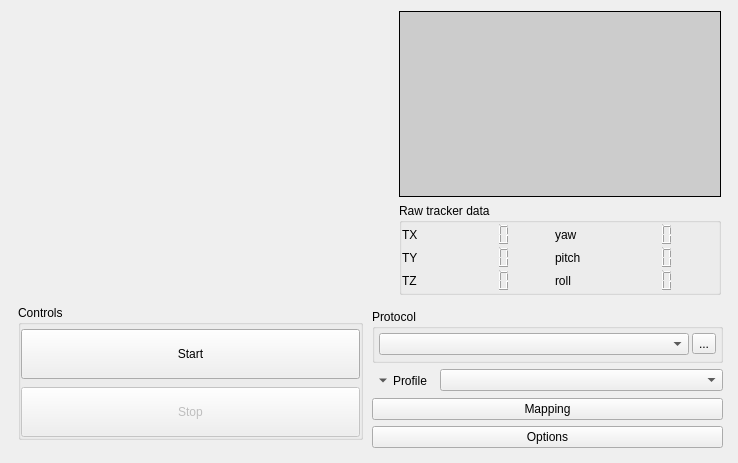
First picture: the form in gui/main.ui, repository opentrack/opentrack, before the edit.
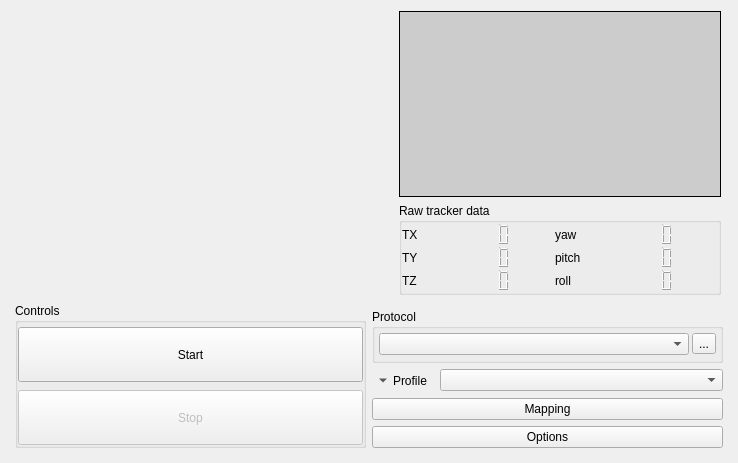
Second picture: the form after the edit. Icons and pictures are not drawn. Custom widgets are drawn as their Qt base class.

Commit message: gui: fix start/stop button margin

```diff
--- a/gui/main.ui
+++ b/gui/main.ui
@@ -609,19 +609,19 @@
             </property>
             <layout class="QVBoxLayout" name="verticalLayout">
              <property name="spacing">
-              <number>8</number>
+              <number>0</number>
              </property>
              <property name="leftMargin">
-              <number>3</number>
+              <number>0</number>
              </property>
              <property name="topMargin">
-              <number>2</number>
+              <number>0</number>
              </property>
              <property name="rightMargin">
-              <number>3</number>
+              <number>0</number>
              </property>
              <property name="bottomMargin">
-              <number>8</number>
+              <number>0</number>
              </property>
              <item>
               <widget class="QGroupBox" name="groupStartStop">
```
